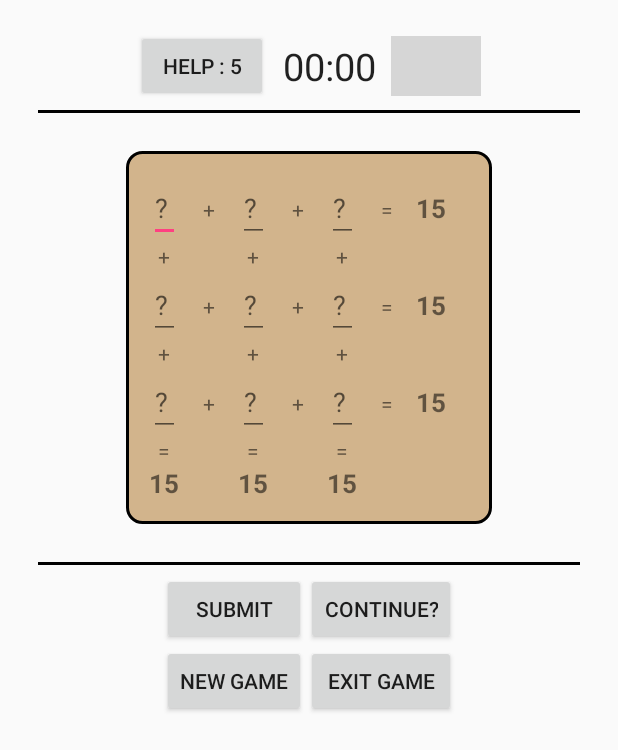
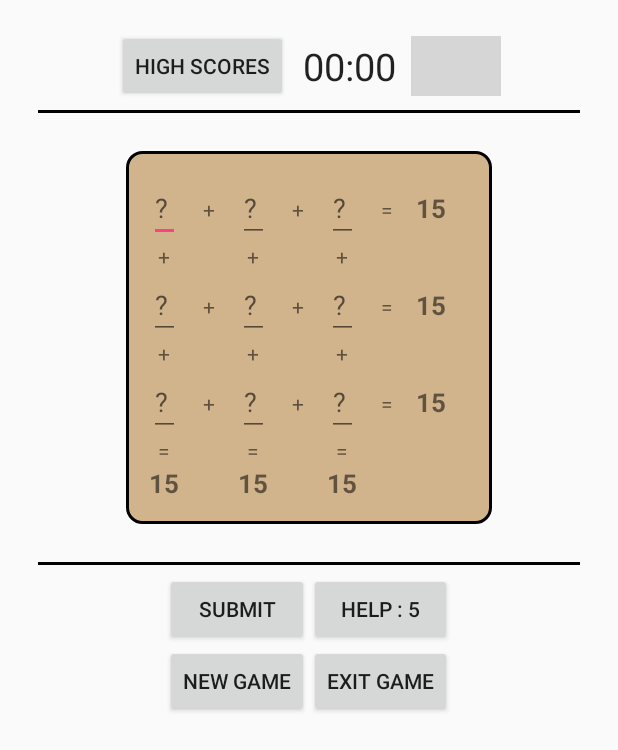
Before and after one commit to mouhamadoulo/magic_square_APP, an Android app: the layout activity_game.xml on its own in the app's theme, with its tools: preview values and no code run, on a phone screen of 412 x 824 dp. Shown: the top 750 px of the screen. Run offline under Robolectric (Android 15) with nearby library versions, the phone set to English and light mode, and no system bars; grey boxes are pictures that could not be loaded.

Commit message:
Gestion des scores des utilisateurs

```diff
--- a/app/src/main/res/layout/about_dialbox.xml
+++ b/app/src/main/res/layout/about_dialbox.xml
@@ -4,7 +4,7 @@
     android:orientation="vertical"
     android:layout_margin="10dp"
     android:padding="20dp"
-    android:background="#8493A9"
+    android:background="#1E90FF"
     android:layout_width="match_parent"
     android:layout_height="match_parent">
 
--- a/app/src/main/res/layout/activity_game.xml
+++ b/app/src/main/res/layout/activity_game.xml
@@ -12,10 +12,10 @@
         android:layout_width="match_parent"
         android:layout_height="wrap_content">
         <Button
-            android:id="@+id/btnHELP"
+            android:id="@+id/btn_scores"
+            android:text="HIGH SCORES"
             android:layout_width="wrap_content"
-            android:layout_height="wrap_content"
-            android:text="HELP : 5"/>
+            android:layout_height="wrap_content" />
 
         <Chronometer
             android:id="@+id/chrono"
@@ -30,6 +30,7 @@
             android:src="@drawable/about"
             android:layout_width="60dp"
             android:layout_height="40dp" />
+
     </LinearLayout>
 
 
@@ -408,11 +409,11 @@
             android:layout_height="wrap_content"
             android:text="Submit"/>
         <Button
-            android:id="@+id/btnCONTINUE"
+            android:id="@+id/btnHELP"
             android:layout_width="wrap_content"
             android:layout_gravity="fill"
             android:layout_height="wrap_content"
-            android:text="Continue?"/>
+            android:text="HELP : 5"/>
         <Button
             android:id="@+id/btnNEWGAME"
             android:layout_width="wrap_content"
--- a/app/src/main/res/layout/congrats_dialbox.xml
+++ b/app/src/main/res/layout/congrats_dialbox.xml
@@ -20,4 +20,6 @@
         android:textSize="20dp"
         android:textColor="#0000FF"
         android:text="BRAVO VOUS AVEZ REUSSI !"/>
+
+
 </LinearLayout>
```
Also changed, not shown: app/src/main/java/com/example/ibrahim/game_app/GameActivity.java (+59 -12 lines).
